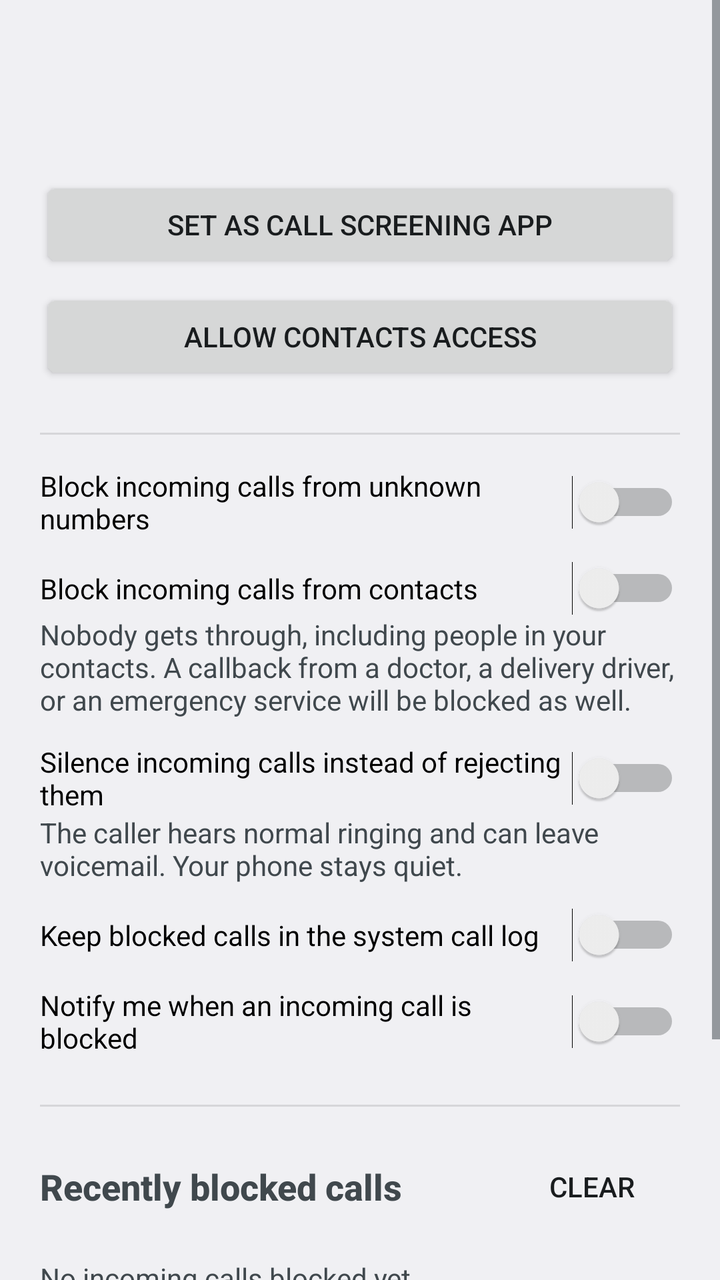
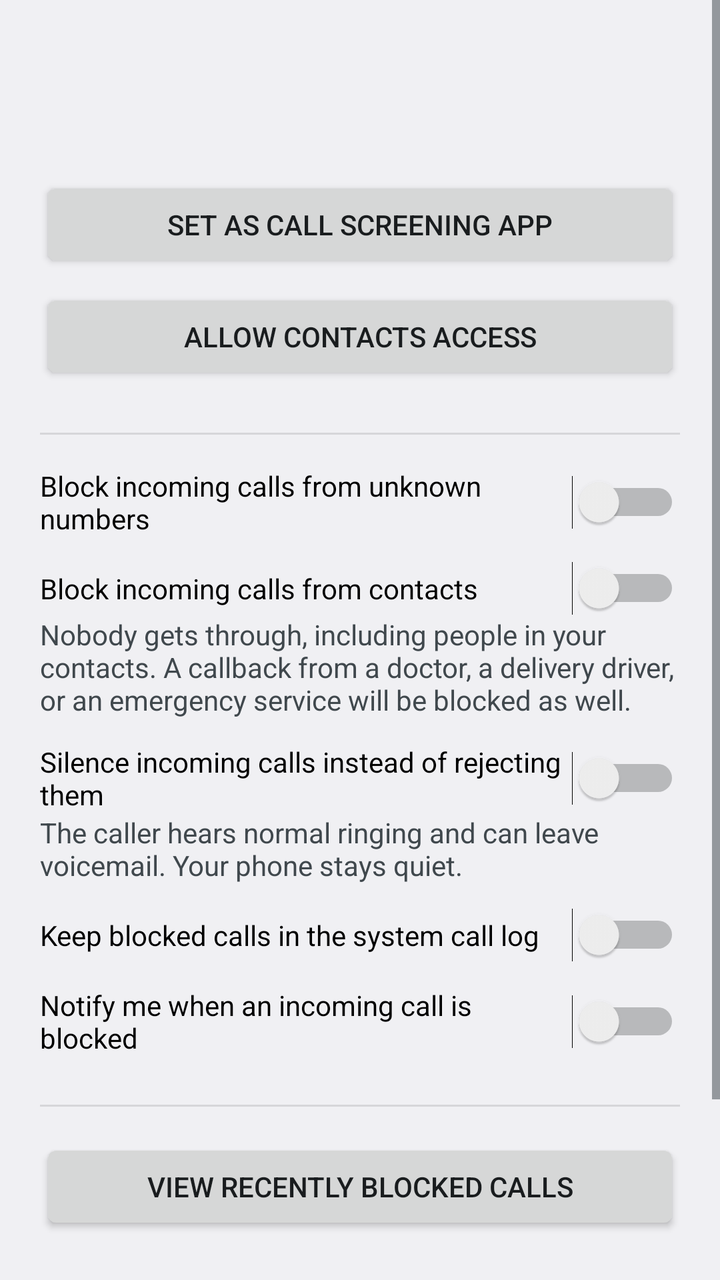

Before-and-after screenshots of an Android layout around one commit, followed by the original layout XML and the change that was made.
<!-- AndroidManifest.xml: application theme AppTheme -->
<!-- res/layout/activity_main.xml -->
<?xml version="1.0" encoding="utf-8"?>
<ScrollView xmlns:android="http://schemas.android.com/apk/res/android"
    xmlns:tools="http://schemas.android.com/tools"
    android:id="@+id/root"
    android:layout_width="match_parent"
    android:layout_height="match_parent"
    android:clipToPadding="false"
    android:fillViewport="true">

    <LinearLayout
        android:layout_width="match_parent"
        android:layout_height="wrap_content"
        android:orientation="vertical"
        android:padding="20dp">

        <TextView
            android:id="@+id/status_title"
            android:layout_width="match_parent"
            android:layout_height="wrap_content"
            android:textAppearance="?android:attr/textAppearanceLarge"
            android:textStyle="bold" />

        <TextView
            android:id="@+id/status_detail"
            android:layout_width="match_parent"
            android:layout_height="wrap_content"
            android:layout_marginTop="4dp"
            android:textAppearance="?android:attr/textAppearanceSmall"
            android:textColor="?android:attr/textColorSecondary" />

        <Button
            android:id="@+id/button_screening_role"
            android:layout_width="match_parent"
            android:layout_height="wrap_content"
            android:layout_marginTop="16dp"
            android:text="@string/action_set_screening_app" />

        <Button
            android:id="@+id/button_contacts_permission"
            android:layout_width="match_parent"
            android:layout_height="wrap_content"
            android:layout_marginTop="8dp"
            android:text="@string/action_allow_contacts" />

        <View
            android:layout_width="match_parent"
            android:layout_height="1dp"
            android:layout_marginTop="24dp"
            android:background="?android:attr/listDivider" />

        <Switch
            android:id="@+id/switch_blocking_enabled"
            android:layout_width="match_parent"
            android:layout_height="wrap_content"
            android:layout_marginTop="16dp"
            android:text="@string/option_enabled"
            tools:ignore="UseSwitchCompatOrMaterialXml" />

        <Switch
            android:id="@+id/switch_block_every_call"
            android:layout_width="match_parent"
            android:layout_height="wrap_content"
            android:layout_marginTop="12dp"
            android:text="@string/option_block_contacts"
            tools:ignore="UseSwitchCompatOrMaterialXml" />

        <TextView
            android:layout_width="match_parent"
            android:layout_height="wrap_content"
            android:text="@string/option_block_contacts_hint"
            android:textAppearance="?android:attr/textAppearanceSmall"
            android:textColor="?android:attr/textColorSecondary" />

        <Switch
            android:id="@+id/switch_silence_instead_of_reject"
            android:layout_width="match_parent"
            android:layout_height="wrap_content"
            android:layout_marginTop="12dp"
            android:text="@string/option_silence"
            tools:ignore="UseSwitchCompatOrMaterialXml" />

        <TextView
            android:layout_width="match_parent"
            android:layout_height="wrap_content"
            android:text="@string/option_silence_hint"
            android:textAppearance="?android:attr/textAppearanceSmall"
            android:textColor="?android:attr/textColorSecondary" />

        <Switch
            android:id="@+id/switch_keep_in_call_log"
            android:layout_width="match_parent"
            android:layout_height="wrap_content"
            android:layout_marginTop="12dp"
            android:text="@string/option_call_log"
            tools:ignore="UseSwitchCompatOrMaterialXml" />

        <Switch
            android:id="@+id/switch_notify_when_blocked"
            android:layout_width="match_parent"
            android:layout_height="wrap_content"
            android:layout_marginTop="12dp"
            android:text="@string/option_notify"
            tools:ignore="UseSwitchCompatOrMaterialXml" />

        <View
            android:layout_width="match_parent"
            android:layout_height="1dp"
            android:layout_marginTop="24dp"
            android:background="?android:attr/listDivider" />

        <LinearLayout
            android:layout_width="match_parent"
            android:layout_height="wrap_content"
            android:layout_marginTop="16dp"
            android:gravity="center_vertical"
            android:orientation="horizontal">

            <TextView
                android:layout_width="0dp"
                android:layout_height="wrap_content"
                android:layout_weight="1"
                android:text="@string/history_title"
                android:textAppearance="?android:attr/textAppearanceMedium"
                android:textStyle="bold" />

            <Button
                android:id="@+id/button_clear_history"
                style="?android:attr/borderlessButtonStyle"
                android:layout_width="wrap_content"
                android:layout_height="wrap_content"
                android:text="@string/action_clear" />
        </LinearLayout>

        <TextView
            android:id="@+id/history_empty_message"
            android:layout_width="match_parent"
            android:layout_height="wrap_content"
            android:paddingVertical="12dp"
            android:text="@string/history_empty"
            android:textColor="?android:attr/textColorSecondary" />

        <LinearLayout
            android:id="@+id/history_container"
            android:layout_width="match_parent"
            android:layout_height="wrap_content"
            android:orientation="vertical" />

        <View
            android:layout_width="match_parent"
            android:layout_height="1dp"
            android:layout_marginTop="24dp"
            android:background="?android:attr/listDivider" />

        <TextView
            android:id="@+id/version_text"
            android:layout_width="match_parent"
            android:layout_height="wrap_content"
            android:layout_marginTop="16dp"
            android:textAppearance="?android:attr/textAppearanceSmall"
            android:textColor="?android:attr/textColorSecondary" />

        <LinearLayout
            android:layout_width="match_parent"
            android:layout_height="wrap_content"
            android:orientation="horizontal">

            
            <Button
                android:id="@+id/button_view_source"
                style="?android:attr/borderlessButtonStyle"
                android:layout_width="wrap_content"
                android:layout_height="wrap_content"
                android:paddingStart="0dp"
                android:text="@string/action_view_source"
                tools:ignore="RtlSymmetry" />

            <Button
                android:id="@+id/button_privacy_policy"
                style="?android:attr/borderlessButtonStyle"
                android:layout_width="wrap_content"
                android:layout_height="wrap_content"
                android:text="@string/action_privacy_policy" />
        </LinearLayout>

    </LinearLayout>
</ScrollView>
<!-- resources referenced by this layout -->
<resources>
  <string name="action_allow_contacts">Allow contacts access</string>
  <string name="action_clear">Clear</string>
  <string name="action_privacy_policy">Privacy policy</string>
  <string name="action_set_screening_app">Set as call screening app</string>
  <string name="action_view_source">Open source on GitHub</string>
  <string name="history_empty">No incoming calls blocked yet.</string>
  <string name="history_title">Recently blocked calls</string>
  <string name="option_block_contacts">Block incoming calls from contacts</string>
  <string name="option_block_contacts_hint">Nobody gets through, including people in your contacts. A callback from a doctor, a delivery driver, or an emergency service will be blocked as well.</string>
  <string name="option_call_log">Keep blocked calls in the system call log</string>
  <string name="option_enabled">Block incoming calls from unknown numbers</string>
  <string name="option_notify">Notify me when an incoming call is blocked</string>
  <string name="option_silence">Silence incoming calls instead of rejecting them</string>
  <string name="option_silence_hint">The caller hears normal ringing and can leave voicemail. Your phone stays quiet.</string>
  <style name="AppTheme" parent="@android:style/Theme.DeviceDefault.DayNight" />
</resources>

<!-- the commit's change to res/layout/activity_main.xml (unified diff, before → after) -->
@@ -108,42 +108,12 @@
             android:layout_marginTop="24dp"
             android:background="?android:attr/listDivider" />
 
-        <LinearLayout
+        <Button
+            android:id="@+id/button_view_blocked_calls"
             android:layout_width="match_parent"
             android:layout_height="wrap_content"
             android:layout_marginTop="16dp"
-            android:gravity="center_vertical"
-            android:orientation="horizontal">
-
-            <TextView
-                android:layout_width="0dp"
-                android:layout_height="wrap_content"
-                android:layout_weight="1"
-                android:text="@string/history_title"
-                android:textAppearance="?android:attr/textAppearanceMedium"
-                android:textStyle="bold" />
-
-            <Button
-                android:id="@+id/button_clear_history"
-                style="?android:attr/borderlessButtonStyle"
-                android:layout_width="wrap_content"
-                android:layout_height="wrap_content"
-                android:text="@string/action_clear" />
-        </LinearLayout>
-
-        <TextView
-            android:id="@+id/history_empty_message"
-            android:layout_width="match_parent"
-            android:layout_height="wrap_content"
-            android:paddingVertical="12dp"
-            android:text="@string/history_empty"
-            android:textColor="?android:attr/textColorSecondary" />
-
-        <LinearLayout
-            android:id="@+id/history_container"
-            android:layout_width="match_parent"
-            android:layout_height="wrap_content"
-            android:orientation="vertical" />
+            android:text="@string/action_view_blocked_calls" />
 
         <View
             android:layout_width="match_parent"
<!-- resource entries referenced after the edit -->
@@ -1,12 +1,10 @@
 <!-- resources referenced by this layout -->
 <resources>
   <string name="action_allow_contacts">Allow contacts access</string>
-  <string name="action_clear">Clear</string>
   <string name="action_privacy_policy">Privacy policy</string>
   <string name="action_set_screening_app">Set as call screening app</string>
+  <string name="action_view_blocked_calls">View recently blocked calls</string>
   <string name="action_view_source">Open source on GitHub</string>
-  <string name="history_empty">No incoming calls blocked yet.</string>
-  <string name="history_title">Recently blocked calls</string>
   <string name="option_block_contacts">Block incoming calls from contacts</string>
   <string name="option_block_contacts_hint">Nobody gets through, including people in your contacts. A callback from a doctor, a delivery driver, or an emergency service will be blocked as well.</string>
   <string name="option_call_log">Keep blocked calls in the system call log</string>
